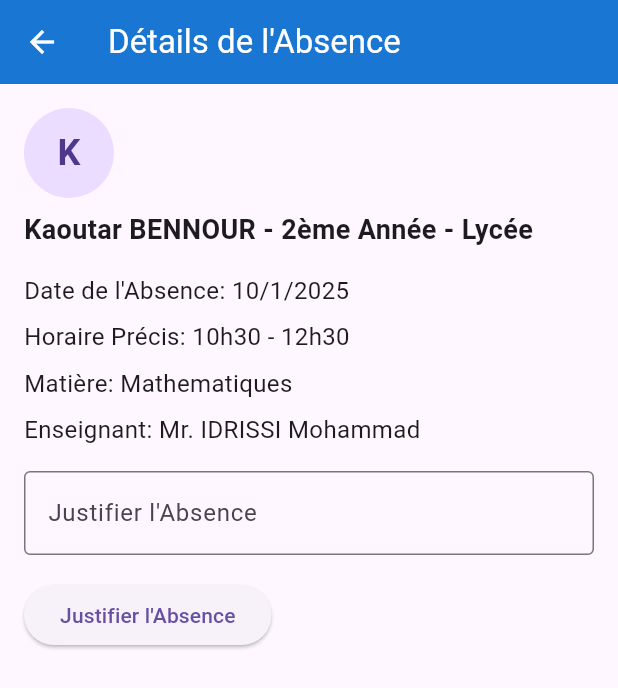
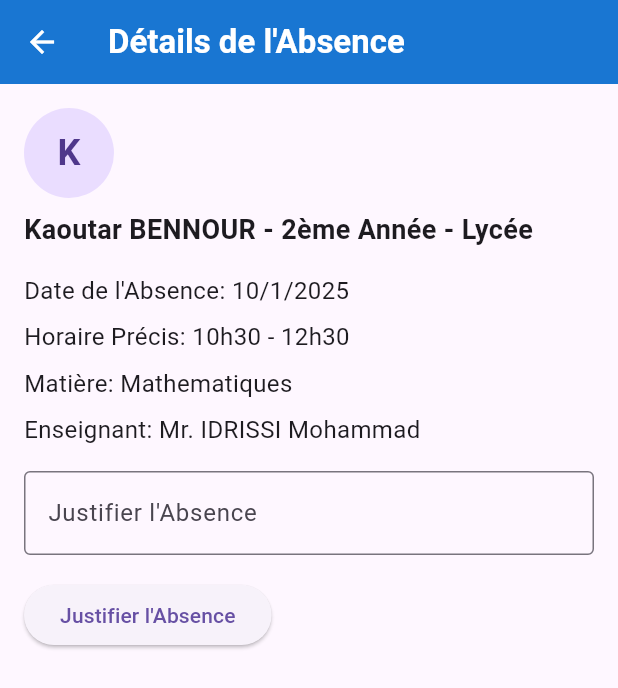
Before and after one commit to ElhaddajAya/uxdesign-project-notification-feature, a Flutter app: the DetailsPage screen opened directly, on a phone screen of 412 x 824 dp. Shown: the top 688 px of the screen. Run offline on Flutter 3.47's test engine with Material 3 defaults, Android fonts, the phone set to English and light mode, and no system bars; our stand-ins replace flutter_local_notifications.

Commit message:
Added bold style to Appbar title

```diff
--- a/lib/details_page.dart
+++ b/lib/details_page.dart
@@ -20,7 +20,10 @@ class _DetailsPageState extends State<DetailsPage> {
   Widget build(BuildContext context) {
     return Scaffold(
       appBar: AppBar(
-        title: Text("Détails de l'Absence"),
+        title: Text(
+          "Détails de l'Absence",
+          style: TextStyle(fontWeight: FontWeight.bold),
+        ),
         backgroundColor: Colors.blue[700],
         foregroundColor: Colors.white,
       ),
```
